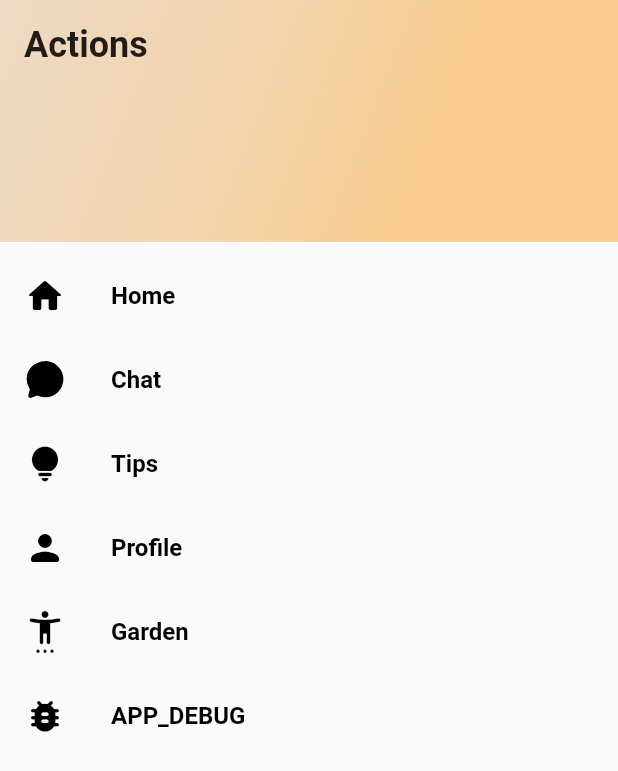
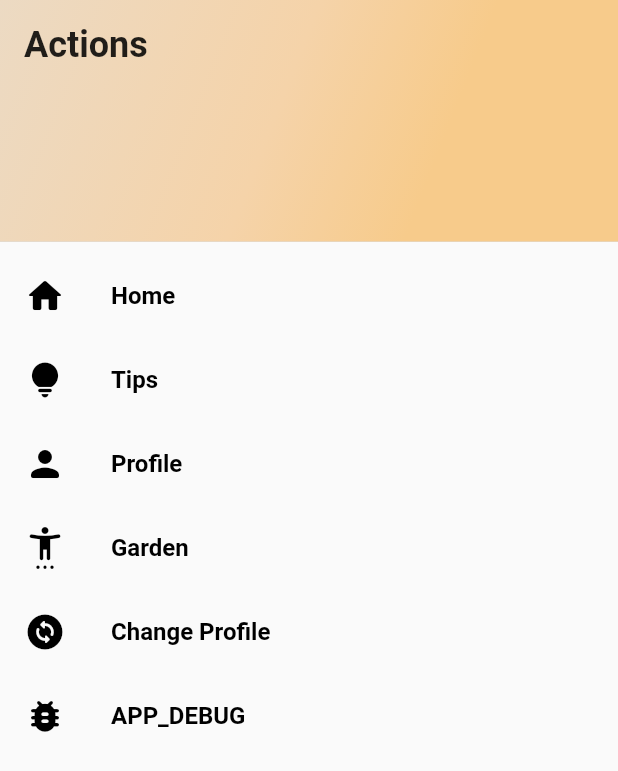
Before and after one commit to exoad/BloomApp, a Flutter app: the MainApp screen opened directly, after a tap on the "menu" icon, on a phone screen of 412 x 824 dp. Shown: the top 771 px of the screen. Run offline on Flutter 3.47's test engine with Material 2 defaults, Android fonts, the phone set to English and light mode, and no system bars; our stand-ins replace ionicons, shared_preferences, yaml; missing offline and left inert: random_avatar; accounts and stored records are empty.

Commit message:
`fix` icons and also add

```diff
--- a/lib/main.dart
+++ b/lib/main.dart
@@ -21,7 +21,12 @@ void main() {
           appHome:
               !getIsNewUser() // oh fuck, dont reverse the conditions here. first time did it and got the wrong results. im too lazy to reverse the values of the resultants so just inverting the condition itself :/
                   ? const MainApp()
-                  : InputDetailsCarousel(
+                  : launchCarousel()));
+    });
+  });
+}
+
+Widget launchCarousel() => InputDetailsCarousel(
       firstPage: (
         title: "Let's set you up",
         hint: "Tap > for the next step"
@@ -55,16 +60,12 @@ void main() {
               textAlign: TextAlign.center,
             )),
         makeCustomInputDetails(
-                            title: "Your sex",
-                            child: const _UserSexSelection()),
+            title: "Your sex", child: const _UserSexSelection()),
         makeCustomInputDetails(
             title: "Select an avatar",
             child: const _UserSelectAvatar())
       ],
-                    )));
-    });
-  });
-}
+    );
 
 class _UserSelectAvatar extends StatefulWidget {
   const _UserSelectAvatar({
@@ -605,16 +606,6 @@ class _MainAppState extends State<MainApp> {
                               });
                             }),
                         makeListTile_SideDrawer(
-                            icon: Ionicons.chatbubble,
-                            title: "Chat",
-                            onTap: () {
-                              Navigator.of(context).pop();
-                              _animateToPage(5);
-                              setState(() {
-                                appBarTitle = "Personal Chat";
-                              });
-                            }),
-                        makeListTile_SideDrawer(
                             icon: Icons.lightbulb_rounded,
                             title: "Tips",
                             onTap: () {
@@ -644,6 +635,15 @@ class _MainAppState extends State<MainApp> {
                               setState(() {
                                 appBarTitle = "Garden";
                               });
+                            }),
+                        makeListTile_SideDrawer(
+                            icon: Icons.change_circle_rounded,
+                            title: "Change Profile",
+                            onTap: () {
+                              Navigator.of(context).push(
+                                  MaterialPageRoute(
+                                      builder: (ctxt) =>
+                                          launchCarousel()));
                             }),
                         if (APP_DEVELOPMENT_MODE)
                           makeListTile_SideDrawer(
@@ -683,8 +683,6 @@ class _MainAppState extends State<MainApp> {
             const GardenPage(), // 2
             _StatsPage(), // 3
             const DebuggingStuffs(), // 4
-            debug_wrapPageNumber(
-                bg: Colors.red, text: "Chat Page"), // 5
           ],
         ));
   }
```
Also changed, not shown: 29 other files. Lines whose indentation alone changed are shown as unchanged.
